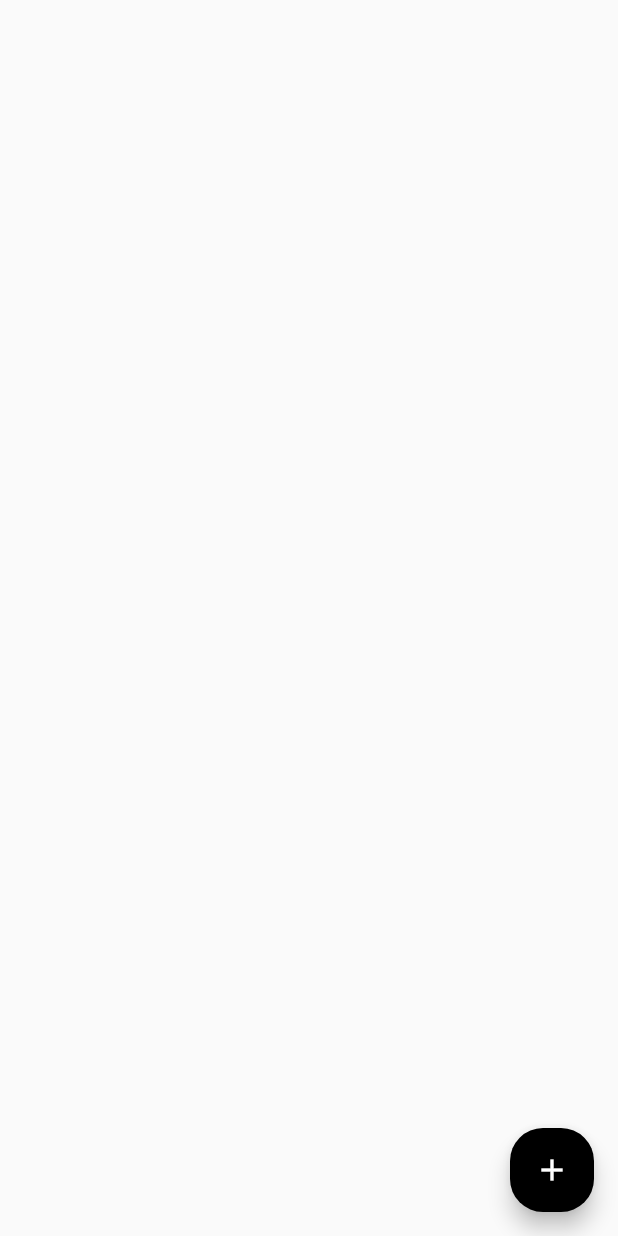
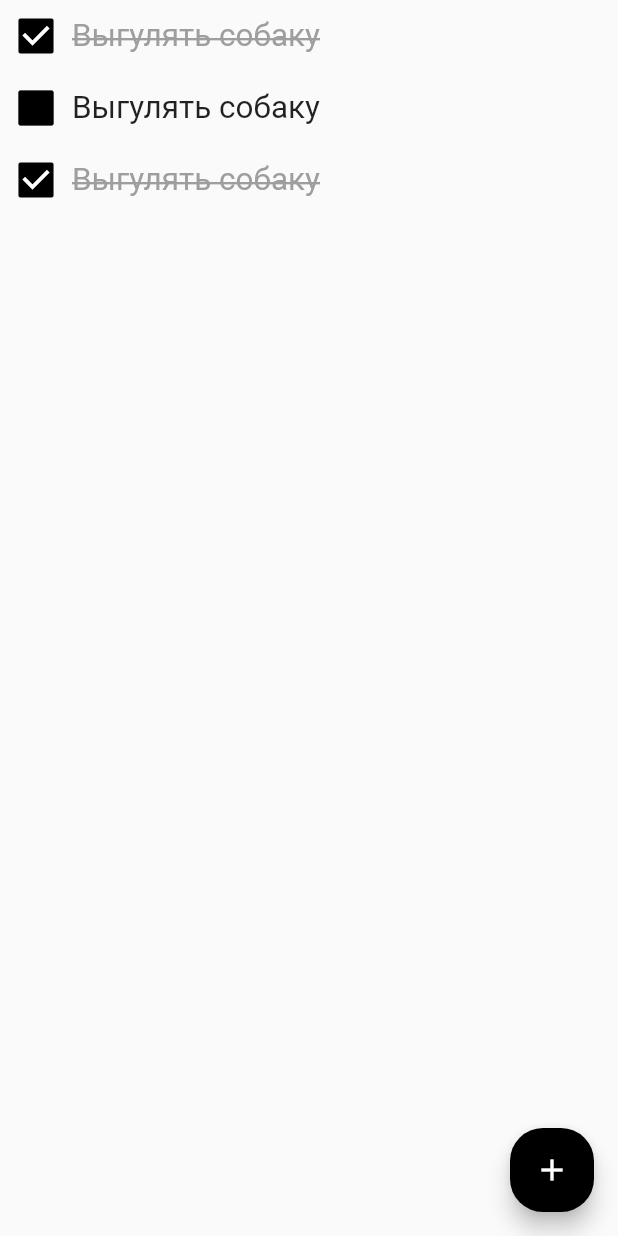
Before and after one commit to FedurovKonstantin/fflower, a Flutter app: the screen it shows after launch, on a phone screen of 412 x 824 dp. Run offline on Flutter 3.47's test engine with Material 2 defaults, Android fonts, the phone set to English and light mode, and no system bars.

Commit message:
did task component

```diff
--- a/lib/main.dart
+++ b/lib/main.dart
@@ -12,9 +12,11 @@ class MyApp extends StatelessWidget {
   @override
   Widget build(BuildContext context) {
     return MaterialApp(
-      home: MTheme(
-        data: MThemeData(),
-        child: TasksPage(),
+      home: SafeArea(
+        child: MTheme(
+          data: MThemeData(),
+          child: TasksPage(),
+        ),
       ),
     );
   }
--- a/lib/scenes/tasks/tasks_page.dart
+++ b/lib/scenes/tasks/tasks_page.dart
@@ -1,6 +1,7 @@
 import 'package:flutter/material.dart';
+import 'package:fminimal/theme/m_task/m_task.dart';
 
-import '../../theme/widgets/m_fab.dart';
+import '../../theme/m_fab/m_fab.dart';
 
 class TasksPage extends StatelessWidget {
   const TasksPage({Key? key}) : super(key: key);
@@ -9,6 +10,22 @@ class TasksPage extends StatelessWidget {
   Widget build(BuildContext context) {
     return Scaffold(
       floatingActionButton: MFAB(),
+      body: ListView(
+        children: [
+          MTask(
+            taskState: MTaskState.checked,
+            text: "Dsuekznm cj,fre",
+          ),
+          MTask(
+            taskState: MTaskState.unchecked,
+            text: "Dsuekznm cj,fre",
+          ),
+          MTask(
+            taskState: MTaskState.checked,
+            text: "Dsuekznm cj,fre",
+          ),
+        ],
+      ),
     );
   }
 }
--- a/lib/theme/fab_theme.dart
+++ b/lib/theme/m_fab/m_fab_theme.dart
@@ -1,16 +1,16 @@
 import 'package:flutter/material.dart';
 
-class FABThemeData {
+class MFABThemeData {
   final Color backgroundColor;
   final Color iconColor;
 
-  FABThemeData()
+  MFABThemeData()
       : this._(
           Colors.black,
           Colors.white,
         );
 
-  FABThemeData._(
+  MFABThemeData._(
     this.backgroundColor,
     this.iconColor,
   );
--- /dev/null
+++ b/lib/theme/m_task/m_task.dart
@@ -0,0 +1,69 @@
+import 'dart:math';
+
+import 'package:flutter/material.dart';
+import 'package:fminimal/theme/m_theme.dart';
+import 'package:fminimal/theme/m_task/m_task_theme.dart';
+
+enum MTaskState {
+  checked,
+  unchecked,
+}
+
+extension MTaskStateToBool on MTaskState {
+  bool toBool() {
+    return this == MTaskState.checked;
+  }
+}
+
+extension MTaskFromBool on bool {
+  MTaskState toMTaskState() {
+    return this ? MTaskState.checked : MTaskState.unchecked;
+  }
+}
+
+class MTask extends StatefulWidget {
+  MTaskState taskState;
+  final String text;
+
+  MTask({
+    Key? key,
+    required this.taskState,
+    required this.text,
+  }) : super(key: key);
+
+  @override
+  State<MTask> createState() => _MTaskState();
+}
+
+class _MTaskState extends State<MTask> {
+  @override
+  Widget build(BuildContext context) {
+    final taskTheme = MTheme.of(context).taskTheme;
+    return Row(
+      children: [
+        Transform.scale(
+          scale: taskTheme.checkBoxScale,
+          child: Checkbox(
+            fillColor: MaterialStateProperty.all(
+              taskTheme.checkBoxColor,
+            ),
+            value: widget.taskState.toBool(),
+            onChanged: (bool? flag) {
+              if (flag != null) {
+                setState(() {
+                  widget.taskState = flag.toMTaskState();
+                });
+              }
+            },
+          ),
+        ),
+        Text(
+          'Выгулять собаку',
+          style: widget.taskState.toBool()
+              ? taskTheme.checkedTextStyle
+              : taskTheme.uncheckedTextStyle,
+        ),
+      ],
+    );
+  }
+}
--- /dev/null
+++ b/lib/theme/m_task/m_task_theme.dart
@@ -0,0 +1,31 @@
+import 'package:flutter/cupertino.dart';
+import 'package:flutter/material.dart';
+
+class MTaskThemeData {
+  final Color checkBoxColor;
+  final TextStyle checkedTextStyle;
+  final TextStyle uncheckedTextStyle;
+  final double checkBoxScale;
+
+  MTaskThemeData()
+      : this._(
+          checkBoxColor: Colors.black,
+          checkedTextStyle: const TextStyle(
+            fontSize: 21,
+            color: Colors.grey,
+            decoration: TextDecoration.lineThrough,
+            decorationThickness: 1.5,
+          ),
+          uncheckedTextStyle: const TextStyle(
+            fontSize: 21,
+          ),
+          checkBoxScale: 1.3,
+        );
+
+  MTaskThemeData._({
+    required this.checkedTextStyle,
+    required this.checkBoxColor,
+    required this.uncheckedTextStyle,
+    required this.checkBoxScale,
+  });
+}
--- a/lib/theme/m_theme.dart
+++ b/lib/theme/m_theme.dart
@@ -1,15 +1,15 @@
 import 'package:flutter/cupertino.dart';
-import 'package:fminimal/theme/fab_theme.dart';
-import 'package:fminimal/theme/task_theme.dart';
+import 'package:fminimal/theme/m_fab/m_fab_theme.dart';
+import 'package:fminimal/theme/m_task/m_task_theme.dart';
 
 class MThemeData {
-  final TaskThemeData taskTheme;
-  final FABThemeData fabTheme;
+  final MTaskThemeData taskTheme;
+  final MFABThemeData fabTheme;
 
   MThemeData()
       : this._(
-          TaskThemeData(),
-          FABThemeData(),
+          MTaskThemeData(),
+          MFABThemeData(),
         );
 
   MThemeData._(this.taskTheme, this.fabTheme);
--- a/lib/theme/task_theme.dart
+++ /dev/null
@@ -1,18 +0,0 @@
-import 'package:flutter/cupertino.dart';
-import 'package:flutter/material.dart';
-
-class TaskThemeData {
-  final Color uncheckedColor;
-  final Color checkedColor;
-
-  TaskThemeData()
-      : this._(
-          Colors.black,
-          Colors.grey,
-        );
-
-  TaskThemeData._(
-    this.uncheckedColor,
-    this.checkedColor,
-  );
-}
```
Also changed, not shown: lib/theme/m_fab/m_fab.dart (renamed from lib/theme/widgets/m_fab.dart).
